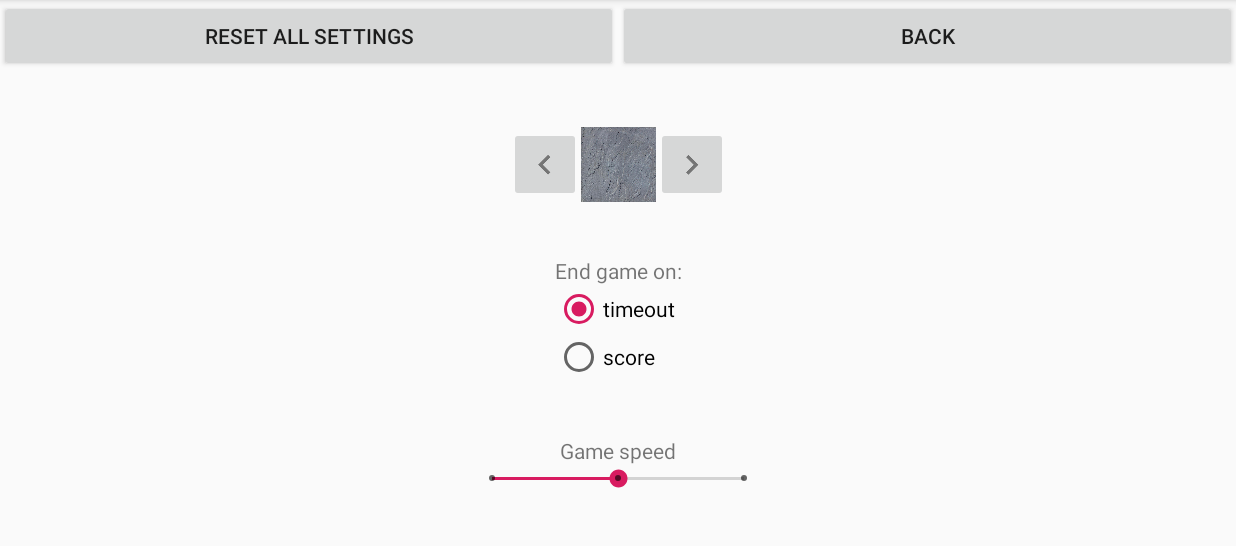
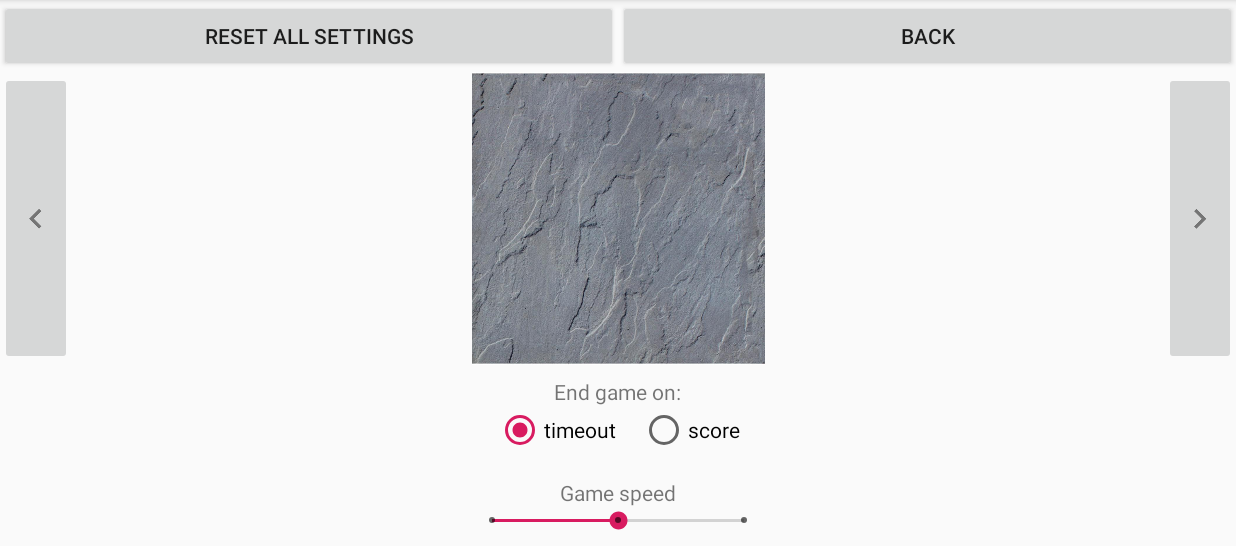
Before and after one commit to NikolaJov96/PocketSoccer, an Android app: the SettingsActivity screen opened directly, with no data from a screen before it, on a phone screen of 824 x 412 dp (held sideways), the part 72-618 px from its top. Run offline under Robolectric (Android 15) with nearby library versions, the light colour scheme and no system bars; our stand-ins replace Room's generated code; libraries missing offline, so code that uses them is left out: android.arch.persistence.

Commit message:
Settings activity layout improved

```diff
--- a/app/src/main/res/layout/activity_settings.xml
+++ b/app/src/main/res/layout/activity_settings.xml
@@ -30,14 +30,14 @@
     </LinearLayout>
 
     <android.support.constraint.ConstraintLayout
-        android:layout_width="200dp"
+        android:layout_width="match_parent"
         android:layout_height="match_parent"
         android:layout_gravity="center">
 
-        <LinearLayout
+        <android.support.constraint.ConstraintLayout
             android:id="@+id/settings_1"
-            android:layout_width="wrap_content"
-            android:layout_height="wrap_content"
+            android:layout_width="0dp"
+            android:layout_height="0dp"
             app:layout_constraintTop_toTopOf="parent"
             app:layout_constraintLeft_toLeftOf="parent"
             app:layout_constraintRight_toRightOf="parent"
@@ -48,27 +48,40 @@
                 android:layout_width="wrap_content"
                 android:layout_height="match_parent"
                 android:src="@drawable/ic_left_button"
-                android:contentDescription="@string/left_field_option"/>
+                android:contentDescription="@string/left_field_option"
+                app:layout_constraintTop_toTopOf="parent"
+                app:layout_constraintLeft_toLeftOf="parent"
+                app:layout_constraintRight_toLeftOf="@id/field_view"
+                app:layout_constraintBottom_toBottomOf="parent"/>
 
             <ImageView
                 android:id="@+id/field_view"
-                android:layout_width="50dp"
-                android:layout_height="50dp"
-                android:contentDescription="@string/selected_field_option"/>
+                android:layout_width="0dp"
+                android:layout_height="0dp"
+                android:contentDescription="@string/selected_field_option"
+                app:layout_constraintTop_toTopOf="parent"
+                app:layout_constraintLeft_toRightOf="@id/left_field_button"
+                app:layout_constraintRight_toLeftOf="@id/right_field_button"
+                app:layout_constraintBottom_toBottomOf="parent"/>
 
             <ImageButton
                 android:id="@+id/right_field_button"
                 android:layout_width="wrap_content"
                 android:layout_height="match_parent"
                 android:src="@drawable/ic_right_button"
-                android:contentDescription="@string/right_field_option"/>
+                android:contentDescription="@string/right_field_option"
+                app:layout_constraintTop_toTopOf="parent"
+                app:layout_constraintLeft_toRightOf="@id/field_view"
+                app:layout_constraintRight_toRightOf="parent"
+                app:layout_constraintBottom_toBottomOf="parent"/>
 
-        </LinearLayout>
+        </android.support.constraint.ConstraintLayout>
 
         <LinearLayout
             android:id="@+id/settings_2"
             android:layout_width="wrap_content"
             android:layout_height="wrap_content"
+            android:layout_margin="8dp"
             android:orientation="vertical"
             app:layout_constraintTop_toBottomOf="@id/settings_1"
             app:layout_constraintLeft_toLeftOf="parent"
@@ -84,18 +97,21 @@
             <RadioGroup
                 android:id="@+id/end_game_radio_group"
                 android:layout_width="wrap_content"
-                android:layout_height="wrap_content">
+                android:layout_height="wrap_content"
+                android:orientation="horizontal">
 
                 <RadioButton
                     android:id="@+id/time_radio"
                     android:layout_width="wrap_content"
                     android:layout_height="wrap_content"
+                    android:layout_marginHorizontal="8dp"
                     android:text="@string/timeout_radio"/>
 
                 <RadioButton
                     android:id="@+id/score_radio"
                     android:layout_width="wrap_content"
                     android:layout_height="wrap_content"
+                    android:layout_marginHorizontal="8dp"
                     android:text="@string/score_radio"/>
 
             </RadioGroup>
@@ -106,6 +122,7 @@
             android:id="@+id/settings_3"
             android:layout_width="match_parent"
             android:layout_height="wrap_content"
+            android:layout_margin="8dp"
             android:orientation="vertical"
             app:layout_constraintTop_toBottomOf="@id/settings_2"
             app:layout_constraintLeft_toLeftOf="parent"
@@ -121,8 +138,9 @@
             <SeekBar
                 android:id="@+id/game_speed_seek_bar"
                 style="@style/Widget.AppCompat.SeekBar.Discrete"
-                android:layout_width="match_parent"
-                android:layout_height="wrap_content" />
+                android:layout_width="200dp"
+                android:layout_height="wrap_content"
+                android:layout_gravity="center"/>
 
         </LinearLayout>
 
```
